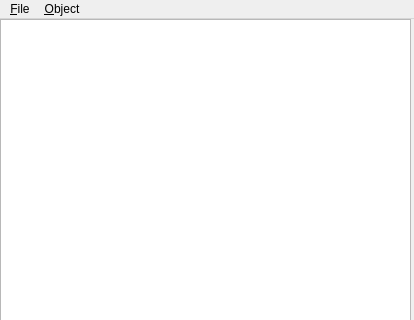
The window that View/treeviewwindow.ui (ddalcino/Modeler3D) describes before a commit, drawn with Qt 5; both pictures show x 0 to 414 and y 0 to 320 of the 414 by 600 pixel window.
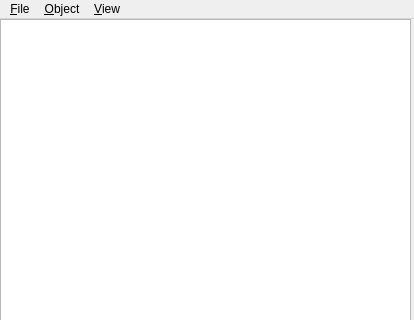
The same window after the commit.

Diff of the .ui file:
```diff
--- a/View/treeviewwindow.ui
+++ b/View/treeviewwindow.ui
@@ -61,8 +61,15 @@
     <addaction name="separator"/>
     <addaction name="action_Paste"/>
    </widget>
+   <widget class="QMenu" name="menuView">
+    <property name="title">
+     <string>&amp;View</string>
+    </property>
+    <addaction name="action_New_Perspective_Window"/>
+   </widget>
    <addaction name="menu_File"/>
    <addaction name="menuObject"/>
+   <addaction name="menuView"/>
   </widget>
   <widget class="QStatusBar" name="statusbar"/>
   <action name="action_Cube">
```
Left out of the diff: 5 changed lines with no effect on the pictures.
